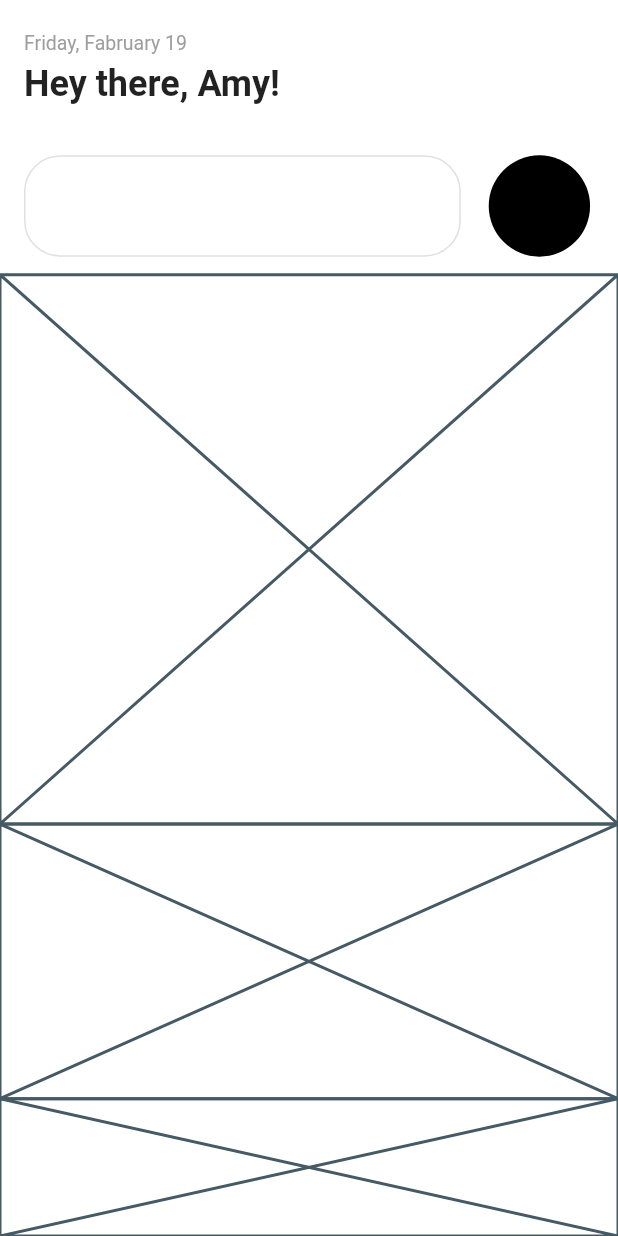
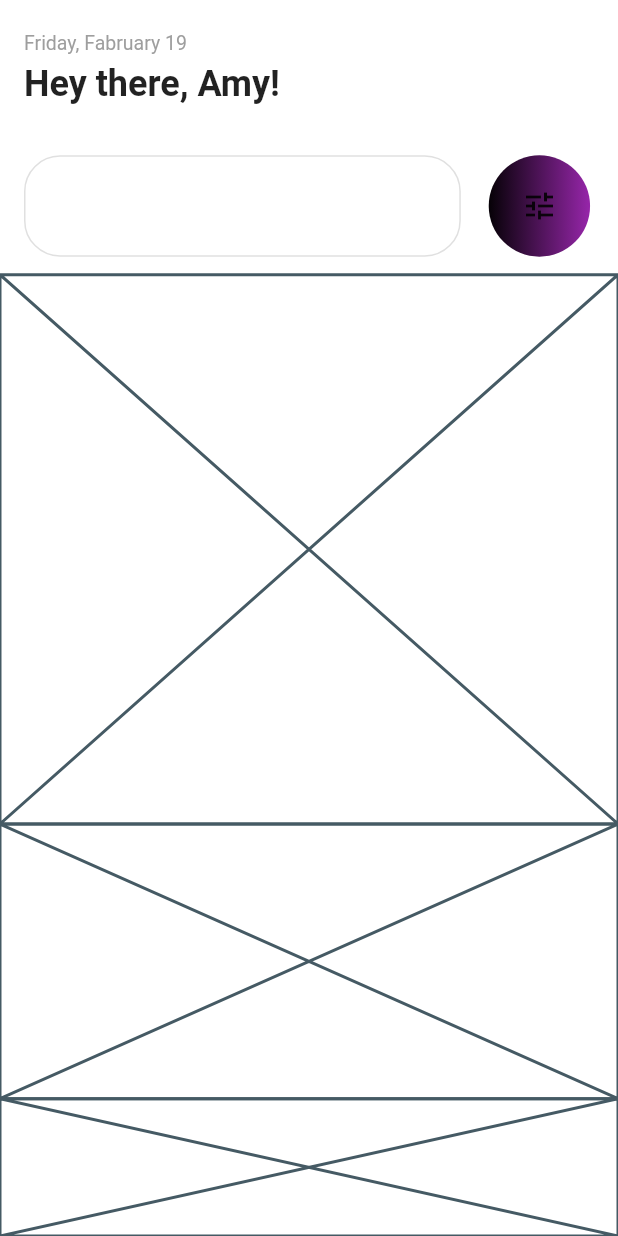
Before and after one commit to JAICHANGPARK/flutter_notebook_11th_story, a Flutter app: the screen it shows after launch, on a phone screen of 412 x 824 dp. Run offline on Flutter 3.47's test engine with Material 2 defaults, Android fonts, the phone set to English and light mode, and no system bars; our stand-ins replace backdrop, badges, flutter_inner_drawer, flutter_slidable, flutter_swiper, google_fonts.

Commit message:
Update experience_home_page.dart

```diff
--- a/lib/ep718_experience_app/experience_home_page.dart
+++ b/lib/ep718_experience_app/experience_home_page.dart
@@ -53,7 +53,11 @@ class _ExperienceHomePageState extends State<ExperienceHomePage> {
                       Expanded(
                           flex: 2,
                           child: Container(
-                            decoration: BoxDecoration(shape: BoxShape.circle, gradient: LinearGradient(colors: [])),
+                            decoration: BoxDecoration(shape: BoxShape.circle,
+                                gradient: LinearGradient(colors: [
+                                  Colors.black,
+                                  Colors.purple
+                                ])),
                             child: Center(
                               child: Icon(Icons.tune),
                             ),
```
